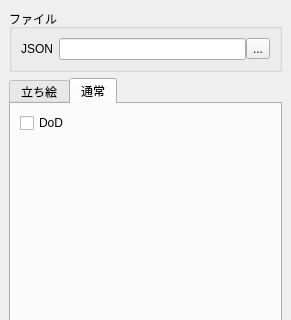
Before: the Qt Designer form app/fusion/python/rs_fusion/tool/importer/importer.ui in nakano000/Resolve_Script, drawn with Qt 5; both pictures show x 0 to 291 and y 0 to 320 of the 291 by 460 pixel window.
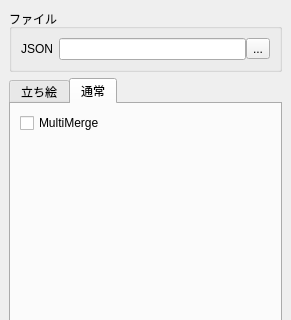
After: the same form once the commit is applied. The open tabs and pages were chosen to show the change.

Commit message: 標準読み込み時 MultiMerge対応

Diff of the .ui file:
```diff
--- a/app/fusion/python/rs_fusion/tool/importer/importer.ui
+++ b/app/fusion/python/rs_fusion/tool/importer/importer.ui
@@ -193,7 +193,7 @@
         <item>
          <widget class="QCheckBox" name="useDodCheckBox">
           <property name="text">
-           <string>DoD</string>
+           <string>MultiMerge</string>
           </property>
          </widget>
         </item>
```
Left out of the diff: 2 changed lines with no effect on the pictures. The commit also changes 2 other files.
